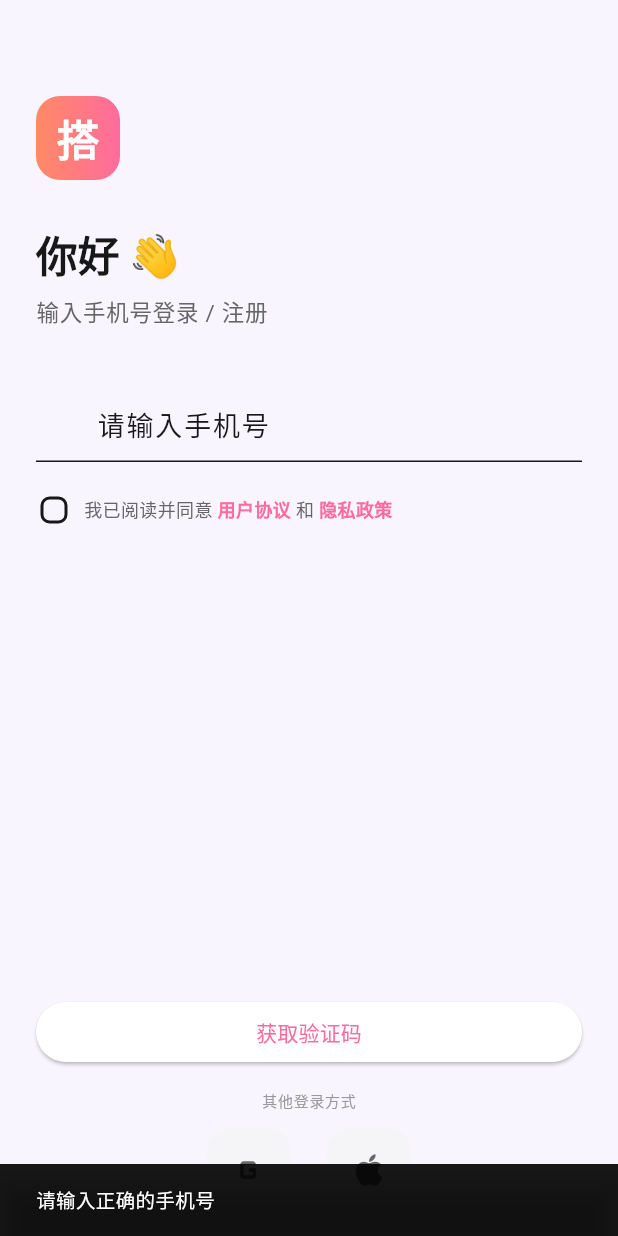
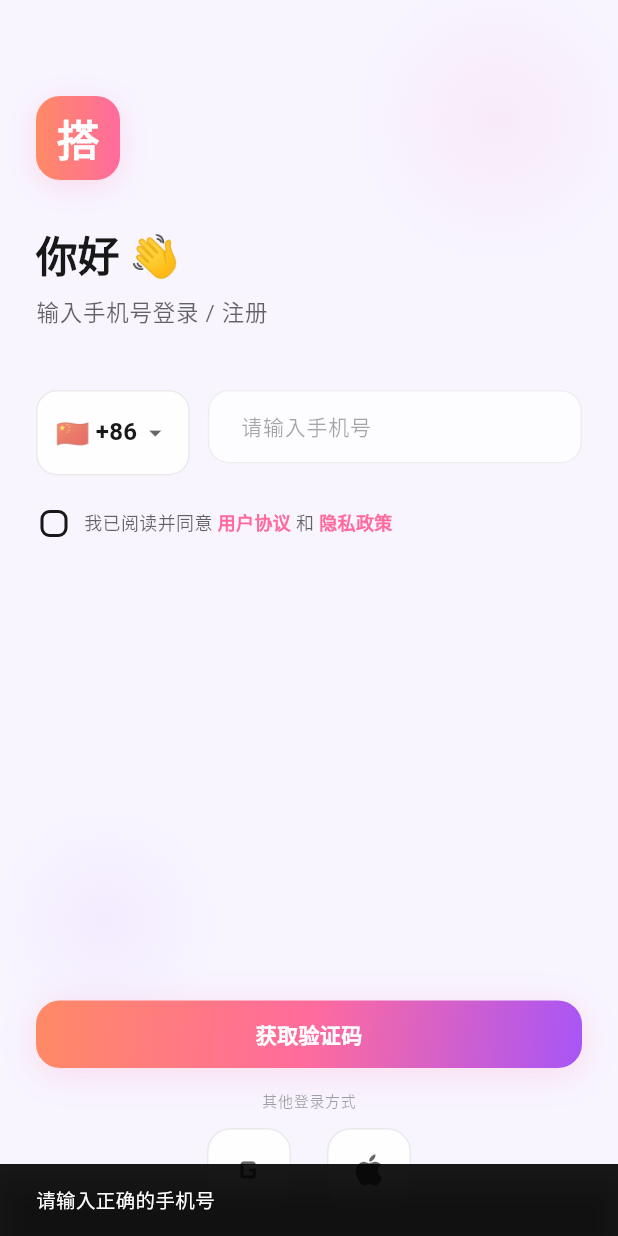
Before and after one commit to Attackcoin/dazi-app, a Flutter app: the screen it shows after launch, after a tap on "获取验证码", on a phone screen of 412 x 824 dp. Run offline on Flutter 3.47's test engine with Material 3 defaults, Android fonts, the phone set to English and light mode, and no system bars; our stand-ins replace cached_network_image, cloud_firestore, cloud_functions, firebase_auth, firebase_core, firebase_database and 6 more; missing offline and left inert: mobile_scanner; accounts and stored records are empty.

Commit message:
feat(auth): Glass Morph login screen
- Body wrapped in GlowBackground widget
- Phone input replaced with GlassInput component
- Country code selector uses glass theme tokens (glassL2Bg/Border, textPrimary/Secondary)
- Country code bottom sheet styled with gt.colors.surface and textPrimary
- Send code button replaced with GlassButton(variant: primary, expand: true)
- Social buttons use glassL2Bg/Border instead of surfaceAlt
- All AppColors references replaced with GlassTheme.of(context).colors tokens
- Checkbox activeColor uses gt.colors.primary

Co-Authored-By: Claude Opus 4.6 <noreply@anthropic.com>

```diff
--- a/client/lib/presentation/features/auth/login_screen.dart
+++ b/client/lib/presentation/features/auth/login_screen.dart
@@ -1,9 +1,12 @@
 import 'package:flutter/material.dart';
-import 'package:flutter/services.dart';
 import 'package:flutter_riverpod/flutter_riverpod.dart';
 import 'package:go_router/go_router.dart';
 
-import '../../../core/theme/app_colors.dart';
+import '../../../core/theme/glass_theme.dart';
+import '../../../core/theme/spacing.dart';
+import '../../../core/widgets/glow_background.dart';
+import '../../../core/widgets/glass_input.dart';
+import '../../../core/widgets/glass_button.dart';
 import '../../../data/repositories/auth_repository.dart';
 
 class LoginScreen extends ConsumerStatefulWidget {
@@ -18,14 +21,49 @@ class _LoginScreenState extends ConsumerState<LoginScreen> {
   bool _sending = false;
   bool _agreed = false;
 
+  /// 当前选中的国家码（含 +）
+  String _countryCode = '+86';
+
+  static const _countryCodes = [
+    ('+86', '中国', '🇨🇳'),
+    ('+1', '美国/加拿大', '🇺🇸'),
+    ('+44', '英国', '🇬🇧'),
+    ('+81', '日本', '🇯🇵'),
+    ('+82', '韩国', '🇰🇷'),
+    ('+852', '中国香港', '🇭🇰'),
+    ('+853', '中国澳门', '🇲🇴'),
+    ('+886', '中国台湾', '🇹🇼'),
+    ('+65', '新加坡', '🇸🇬'),
+    ('+60', '马来西亚', '🇲🇾'),
+    ('+61', '澳大利亚', '🇦🇺'),
+    ('+49', '德国', '🇩🇪'),
+    ('+33', '法国', '🇫🇷'),
+    ('+39', '意大利', '🇮🇹'),
+    ('+7', '俄罗斯', '🇷🇺'),
+    ('+91', '印度', '🇮🇳'),
+    ('+66', '泰国', '🇹🇭'),
+    ('+84', '越南', '🇻🇳'),
+    ('+62', '印度尼西亚', '🇮🇩'),
+    ('+63', '菲律宾', '🇵🇭'),
+  ];
+
   @override
   void dispose() {
     _phoneController.dispose();
     super.dispose();
   }
 
-  bool get _phoneValid =>
-      RegExp(r'^1[3-9]\d{9}$').hasMatch(_phoneController.text);
+  bool get _phoneValid {
+    final digits = _phoneController.text.trim();
+    if (digits.isEmpty) return false;
+    // 中国号：11 位，1 开头；其他国家：4~15 位数字
+    if (_countryCode == '+86') {
+      return RegExp(r'^1[3-9]\d{9}$').hasMatch(digits);
+    }
+    return digits.length >= 4 && digits.length <= 15;
+  }
+
+  String get _fullPhone => '$_countryCode${_phoneController.text.trim()}';
 
   Future<void> _sendCode() async {
     if (!_phoneValid) {
@@ -38,11 +76,9 @@ class _LoginScreenState extends ConsumerState<LoginScreen> {
     }
     setState(() => _sending = true);
     try {
-      await ref
-          .read(authRepositoryProvider)
-          .sendPhoneCode(_phoneController.text.trim());
+      await ref.read(authRepositoryProvider).sendPhoneCode(_fullPhone);
       if (!mounted) return;
-      context.push('/verify?phone=${_phoneController.text.trim()}');
+      context.push('/verify?phone=${Uri.encodeComponent(_fullPhone)}');
     } catch (e) {
       if (!mounted) return;
       _showSnack('发送失败：$e');
@@ -55,12 +91,65 @@ class _LoginScreenState extends ConsumerState<LoginScreen> {
     ScaffoldMessenger.of(context).showSnackBar(SnackBar(content: Text(msg)));
   }
 
+  void _showCountryCodePicker() {
+    final gt = GlassTheme.of(context);
+    showModalBottomSheet<String>(
+      context: context,
+      backgroundColor: gt.colors.surface,
+      shape: const RoundedRectangleBorder(
+        borderRadius: BorderRadius.vertical(top: Radius.circular(Spacing.space24)),
+      ),
+      builder: (ctx) => SafeArea(
+        child: ListView(
+          shrinkWrap: true,
+          children: [
+            Padding(
+              padding: const EdgeInsets.fromLTRB(
+                  Spacing.space20, Spacing.space16, Spacing.space20, Spacing.space8),
+              child: Text(
+                '选择国家/地区',
+                style: TextStyle(
+                  fontSize: 16,
+                  fontWeight: FontWeight.w700,
+                  color: gt.colors.textPrimary,
+                ),
+              ),
+            ),
+            for (final c in _countryCodes)
+              ListTile(
+                leading: Text(c.$3, style: const TextStyle(fontSize: 22)),
+                title: Text(c.$2, style: TextStyle(color: gt.colors.textPrimary)),
+                trailing: Text(
+                  c.$1,
+                  style: TextStyle(
+                    fontWeight: FontWeight.w600,
+                    color: gt.colors.textSecondary,
+                  ),
+                ),
+                selected: c.$1 == _countryCode,
+                selectedColor: gt.colors.primary,
+                onTap: () {
+                  Navigator.pop(ctx, c.$1);
+                },
+              ),
+          ],
+        ),
+      ),
+    ).then((picked) {
+      if (picked != null) setState(() => _countryCode = picked);
+    });
+  }
+
   @override
   Widget build(BuildContext context) {
+    final gt = GlassTheme.of(context);
     return Scaffold(
-      body: SafeArea(
+      backgroundColor: gt.colors.base,
+      body: GlowBackground(
+        child: SafeArea(
           child: Padding(
-          padding: const EdgeInsets.fromLTRB(24, 24, 24, 16),
+            padding: const EdgeInsets.fromLTRB(
+                Spacing.space24, Spacing.space24, Spacing.space24, Spacing.space16),
             child: Column(
               crossAxisAlignment: CrossAxisAlignment.stretch,
               children: [
@@ -71,8 +160,19 @@ class _LoginScreenState extends ConsumerState<LoginScreen> {
                       width: 56,
                       height: 56,
                       decoration: BoxDecoration(
-                      gradient: AppColors.ctaGradient,
+                        gradient: const LinearGradient(
+                          begin: Alignment.centerLeft,
+                          end: Alignment.centerRight,
+                          colors: [Color(0xFFFF8A65), Color(0xFFFF6B9D)],
+                        ),
                         borderRadius: BorderRadius.circular(16),
+                        boxShadow: [
+                          BoxShadow(
+                            color: gt.colors.primaryGlow,
+                            blurRadius: 16,
+                            offset: const Offset(0, 4),
+                          ),
+                        ],
                       ),
                       child: const Center(
                         child: Text(
@@ -87,39 +187,76 @@ class _LoginScreenState extends ConsumerState<LoginScreen> {
                     ),
                   ],
                 ),
-              const SizedBox(height: 32),
+                const SizedBox(height: Spacing.space32),
                 Text(
                   '你好 👋',
-                style: Theme.of(context).textTheme.displayLarge,
+                  style: Theme.of(context)
+                      .textTheme
+                      .displayLarge
+                      ?.copyWith(color: gt.colors.textPrimary),
                 ),
-              const SizedBox(height: 8),
+                const SizedBox(height: Spacing.space8),
                 Text(
                   '输入手机号登录 / 注册',
                   style: Theme.of(context)
                       .textTheme
                       .bodyLarge
-                    ?.copyWith(color: AppColors.textSecondary),
+                      ?.copyWith(color: gt.colors.textSecondary),
                 ),
                 const SizedBox(height: 40),
-              TextField(
+                // Phone input row: country code selector + GlassInput
+                Row(
+                  crossAxisAlignment: CrossAxisAlignment.start,
+                  children: [
+                    GestureDetector(
+                      onTap: _showCountryCodePicker,
+                      child: Container(
+                        padding: const EdgeInsets.symmetric(
+                            horizontal: Spacing.space12, vertical: 14),
+                        decoration: BoxDecoration(
+                          color: gt.colors.glassL2Bg,
+                          borderRadius: BorderRadius.circular(14),
+                          border: Border.all(color: gt.colors.glassL2Border),
+                        ),
+                        child: Row(
+                          mainAxisSize: MainAxisSize.min,
+                          children: [
+                            Text(
+                              _countryCodes
+                                  .firstWhere((c) => c.$1 == _countryCode)
+                                  .$3,
+                              style: const TextStyle(fontSize: 18),
+                            ),
+                            const SizedBox(width: Spacing.space4),
+                            Text(
+                              _countryCode,
+                              style: TextStyle(
+                                fontSize: 16,
+                                fontWeight: FontWeight.w600,
+                                color: gt.colors.textPrimary,
+                              ),
+                            ),
+                            const SizedBox(width: 2),
+                            Icon(Icons.arrow_drop_down,
+                                size: 20, color: gt.colors.textSecondary),
+                          ],
+                        ),
+                      ),
+                    ),
+                    const SizedBox(width: Spacing.space12),
+                    Expanded(
+                      child: GlassInput(
                         controller: _phoneController,
+                        hint: '请输入手机号',
                         keyboardType: TextInputType.phone,
-                inputFormatters: [
-                  FilteringTextInputFormatter.digitsOnly,
-                  LengthLimitingTextInputFormatter(11),
-                ],
-                style: const TextStyle(fontSize: 18, letterSpacing: 1.2),
-                decoration: const InputDecoration(
-                  prefixText: '+86  ',
-                  prefixStyle: TextStyle(
-                    fontSize: 18,
-                    color: AppColors.textSecondary,
-                  ),
-                  hintText: '请输入手机号',
-                ),
                         onChanged: (_) => setState(() {}),
                       ),
-              const SizedBox(height: 20),
+                    ),
+                  ],
+                ),
+                // Note: GlassInput does not expose inputFormatters;
+                // phone digit filtering is handled by the existing controller logic.
+                const SizedBox(height: Spacing.space20),
                 Row(
                   children: [
                     SizedBox(
@@ -128,33 +265,34 @@ class _LoginScreenState extends ConsumerState<LoginScreen> {
                       child: Checkbox(
                         value: _agreed,
                         onChanged: (v) => setState(() => _agreed = v ?? false),
+                        activeColor: gt.colors.primary,
                         shape: RoundedRectangleBorder(
                           borderRadius: BorderRadius.circular(6),
                         ),
                       ),
                     ),
-                  const SizedBox(width: 8),
+                    const SizedBox(width: Spacing.space8),
                     Expanded(
                       child: Text.rich(
                         TextSpan(
-                        style: const TextStyle(
+                          style: TextStyle(
                             fontSize: 12,
-                          color: AppColors.textSecondary,
+                            color: gt.colors.textSecondary,
                           ),
                           children: [
                             const TextSpan(text: '我已阅读并同意 '),
                             TextSpan(
                               text: '用户协议',
-                            style: const TextStyle(
-                              color: AppColors.primary,
+                              style: TextStyle(
+                                color: gt.colors.primary,
                                 fontWeight: FontWeight.w600,
                               ),
                             ),
                             const TextSpan(text: ' 和 '),
                             TextSpan(
                               text: '隐私政策',
-                            style: const TextStyle(
-                              color: AppColors.primary,
+                              style: TextStyle(
+                                color: gt.colors.primary,
                                 fontWeight: FontWeight.w600,
                               ),
                             ),
@@ -165,39 +303,34 @@ class _LoginScreenState extends ConsumerState<LoginScreen> {
                   ],
                 ),
                 const Spacer(),
-              ElevatedButton(
+                GlassButton(
+                  label: '获取验证码',
+                  variant: GlassButtonVariant.primary,
+                  isLoading: _sending,
+                  expand: true,
                   onPressed: _sending ? null : _sendCode,
-                child: _sending
-                    ? const SizedBox(
-                        width: 20,
-                        height: 20,
-                        child: CircularProgressIndicator(
-                          color: Colors.white,
-                          strokeWidth: 2,
                 ),
-                      )
-                    : const Text('获取验证码'),
-              ),
-              const SizedBox(height: 16),
+                const SizedBox(height: Spacing.space16),
                 Center(
                   child: Text(
                     '其他登录方式',
                     style: Theme.of(context)
                         .textTheme
                         .labelSmall
-                      ?.copyWith(color: AppColors.textTertiary),
+                        ?.copyWith(color: gt.colors.textTertiary),
                   ),
                 ),
-              const SizedBox(height: 12),
+                const SizedBox(height: Spacing.space12),
                 Row(
                   mainAxisAlignment: MainAxisAlignment.center,
                   children: [
                     _SocialButton(icon: Icons.g_mobiledata, label: 'Google'),
-                  SizedBox(width: 24),
+                    const SizedBox(width: Spacing.space24),
                     _SocialButton(icon: Icons.apple, label: 'Apple'),
                   ],
                 ),
               ],
+            ),
           ),
         ),
       ),
@@ -213,14 +346,16 @@ class _SocialButton extends StatelessWidget {
 
   @override
   Widget build(BuildContext context) {
+    final gt = GlassTheme.of(context);
     return Container(
       width: 56,
       height: 56,
       decoration: BoxDecoration(
-        color: AppColors.surfaceAlt,
+        color: gt.colors.glassL2Bg,
         borderRadius: BorderRadius.circular(16),
+        border: Border.all(color: gt.colors.glassL2Border),
       ),
-      child: Icon(icon, size: 28, color: AppColors.textSecondary),
+      child: Icon(icon, size: 28, color: gt.colors.textSecondary),
     );
   }
 }
```
Lines whose indentation alone changed are shown as unchanged.
